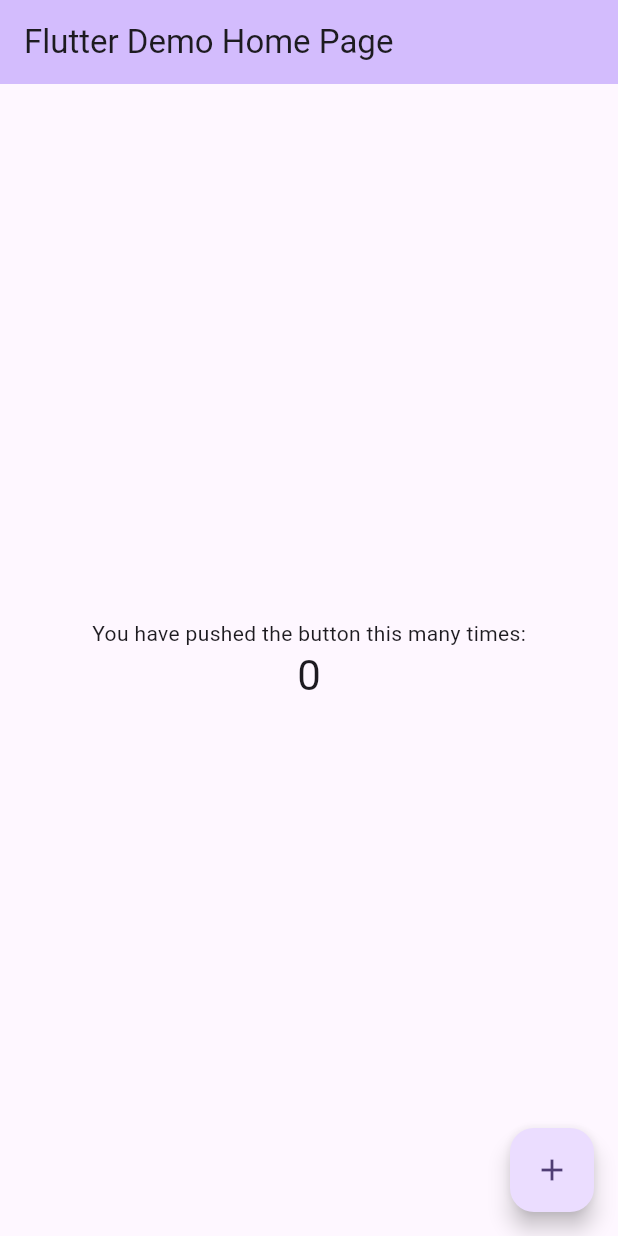
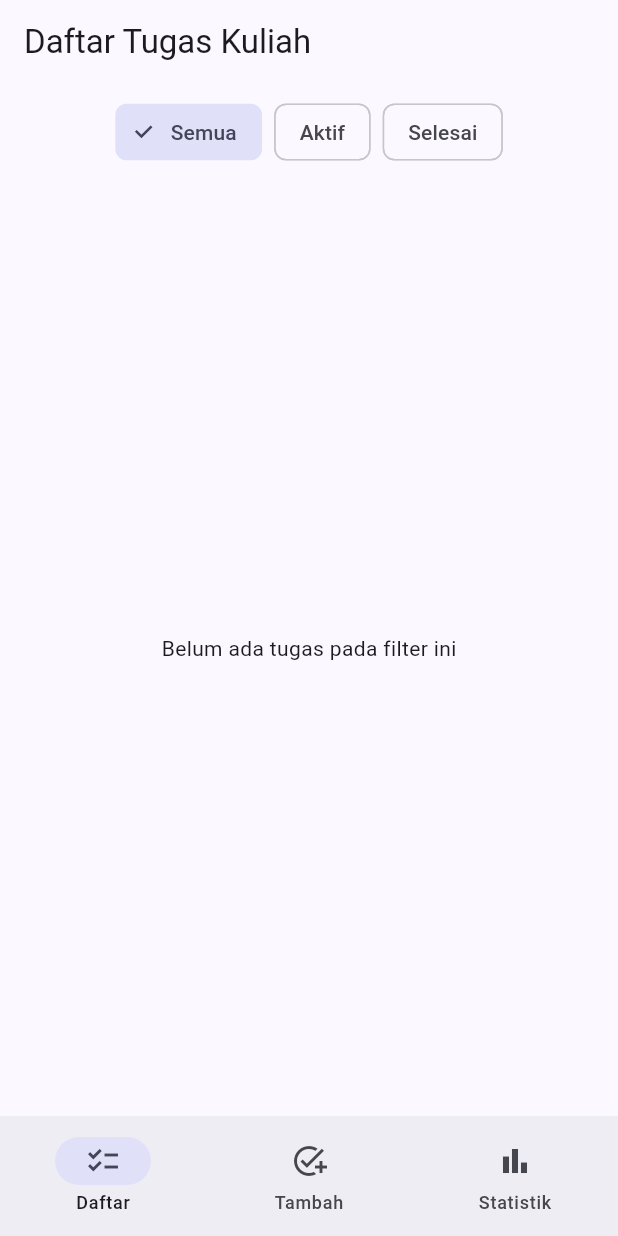
Before and after one commit to elgasari/pm-tugas-07-4243250039, a Flutter app: the screen it shows after launch, on a phone screen of 412 x 824 dp. Run offline on Flutter 3.47's test engine with Material 3 defaults, Android fonts, the phone set to English and light mode, and no system bars; our stand-ins replace go_router.

Commit message:
feat: buat halaman daftar, form tambah, statistik, dan navigasi go_router

```diff
--- a/lib/main.dart
+++ b/lib/main.dart
@@ -1,122 +1,100 @@
-import 'package:material_ui/material_ui.dart';
+import 'package:flutter/material.dart';
+import 'package:go_router/go_router.dart';
+import 'package:provider/provider.dart';
+import 'pages/halaman_daftar.dart';
+import 'pages/halaman_statistik.dart';
+import 'pages/halaman_tambah.dart';
+import 'providers/tugas_provider.dart';
 
 void main() {
-  runApp(const MyApp());
+  runApp(
+    ChangeNotifierProvider(
+      create: (_) => TugasProvider(),
+      child: const PlannerTugasApp(),
+    ),
+  );
 }
 
-class MyApp extends StatelessWidget {
-  const MyApp({super.key});
+final GoRouter _router = GoRouter(
+  initialLocation: '/daftar',
+  routes: [
+    StatefulShellRoute.indexedStack(
+      builder: (context, state, navigationShell) {
+        final jumlahAktif =
+            context.select((TugasProvider p) => p.jumlahAktif);
 
-  // This widget is the root of your application.
+        return Scaffold(
+          body: navigationShell,
+          bottomNavigationBar: NavigationBar(
+            selectedIndex: navigationShell.currentIndex,
+            onDestinationSelected: (index) => navigationShell.goBranch(
+              index,
+              initialLocation: index == navigationShell.currentIndex,
+            ),
+            destinations: [
+              NavigationDestination(
+                icon: Badge.count(
+                  count: jumlahAktif,
+                  isLabelVisible: jumlahAktif > 0,
+                  child: const Icon(Icons.checklist),
+                ),
+                label: 'Daftar',
+              ),
+              const NavigationDestination(
+                icon: Icon(Icons.add_task),
+                label: 'Tambah',
+              ),
+              const NavigationDestination(
+                icon: Icon(Icons.bar_chart),
+                label: 'Statistik',
+              ),
+            ],
+          ),
+        );
+      },
+      branches: [
+        StatefulShellBranch(
+          routes: [
+            GoRoute(
+              path: '/daftar',
+              builder: (context, state) => const HalamanDaftar(),
+            ),
+          ],
+        ),
+        StatefulShellBranch(
+          routes: [
+            GoRoute(
+              path: '/tambah',
+              builder: (context, state) => const HalamanTambah(),
+            ),
+          ],
+        ),
+        StatefulShellBranch(
+          routes: [
+            GoRoute(
+              path: '/statistik',
+              builder: (context, state) => const HalamanStatistik(),
+            ),
+          ],
+        ),
+      ],
+    ),
+  ],
+);
+
+class PlannerTugasApp extends StatelessWidget {
+  const PlannerTugasApp({super.key});
+
   @override
   Widget build(BuildContext context) {
-    return MaterialApp(
-      title: 'Flutter Demo',
+    return MaterialApp.router(
+      title: 'Planner Tugas Kuliah',
+      debugShowCheckedModeBanner: false,
       theme: ThemeData(
-        // This is the theme of your application.
-        //
-        // TRY THIS: Try running your application with "flutter run". You'll see
-        // the application has a purple toolbar. Then, without quitting the app,
-        // try changing the seedColor in the colorScheme below to Colors.green
-        // and then invoke "hot reload" (save your changes or press the "hot
-        // reload" button in a Flutter-supported IDE, or press "r" if you used
-        // the command line to start the app).
-        //
-        // Notice that the counter didn't reset back to zero; the application
-        // state is not lost during the reload. To reset the state, use hot
-        // restart instead.
-        //
-        // This works for code too, not just values: Most code changes can be
-        // tested with just a hot reload.
-        colorScheme: .fromSeed(seedColor: Colors.deepPurple),
+        colorScheme: ColorScheme.fromSeed(seedColor: Colors.indigo),
+        useMaterial3: true,
       ),
-      home: const MyHomePage(title: 'Flutter Demo Home Page'),
+      routerConfig: _router,
     );
   }
 }
-
-class MyHomePage extends StatefulWidget {
-  const MyHomePage({super.key, required this.title});
-
-  // This widget is the home page of your application. It is stateful, meaning
-  // that it has a State object (defined below) that contains fields that affect
-  // how it looks.
-
-  // This class is the configuration for the state. It holds the values (in this
-  // case the title) provided by the parent (in this case the App widget) and
-  // used by the build method of the State. Fields in a Widget subclass are
-  // always marked "final".
-
-  final String title;
-
-  @override
-  State<MyHomePage> createState() => _MyHomePageState();
-}
-
-class _MyHomePageState extends State<MyHomePage> {
-  int _counter = 0;
-
-  void _incrementCounter() {
-    setState(() {
-      // This call to setState tells the Flutter framework that something has
-      // changed in this State, which causes it to rerun the build method below
-      // so that the display can reflect the updated values. If we changed
-      // _counter without calling setState(), then the build method would not be
-      // called again, and so nothing would appear to happen.
-      _counter++;
-    });
-  }
-
-  @override
-  Widget build(BuildContext context) {
-    // This method is rerun every time setState is called, for instance as done
-    // by the _incrementCounter method above.
-    //
-    // The Flutter framework has been optimized to make rerunning build methods
-    // fast, so that you can just rebuild anything that needs updating rather
-    // than having to individually change instances of widgets.
-    return Scaffold(
-      appBar: AppBar(
-        // TRY THIS: Try changing the color here to a specific color (to
-        // Colors.amber, perhaps?) and trigger a hot reload to see the AppBar
-        // change color while the other colors stay the same.
-        backgroundColor: Theme.of(context).colorScheme.inversePrimary,
-        // Here we take the value from the MyHomePage object that was created by
-        // the App.build method, and use it to set our appbar title.
-        title: Text(widget.title),
-      ),
-      body: Center(
-        // Center is a layout widget. It takes a single child and positions it
-        // in the middle of the parent.
-        child: Column(
-          // Column is also a layout widget. It takes a list of children and
-          // arranges them vertically. By default, it sizes itself to fit its
-          // children horizontally, and tries to be as tall as its parent.
-          //
-          // Column has various properties to control how it sizes itself and
-          // how it positions its children. Here we use mainAxisAlignment to
-          // center the children vertically; the main axis here is the vertical
-          // axis because Columns are vertical (the cross axis would be
-          // horizontal).
-          //
-          // TRY THIS: Invoke "debug painting" (choose the "Toggle Debug Paint"
-          // action in the IDE, or press "p" in the console), to see the
-          // wireframe for each widget.
-          mainAxisAlignment: .center,
-          children: [
-            const Text('You have pushed the button this many times:'),
-            Text(
-              '$_counter',
-              style: Theme.of(context).textTheme.headlineMedium,
-            ),
-          ],
-        ),
-      ),
-      floatingActionButton: FloatingActionButton(
-        onPressed: _incrementCounter,
-        tooltip: 'Increment',
-        child: const Icon(Icons.add),
-      ),
-    );
-  }
-}
--- /dev/null
+++ b/lib/pages/halaman_daftar.dart
@@ -0,0 +1,103 @@
+import 'package:flutter/material.dart';
+import 'package:provider/provider.dart';
+import '../models/tugas_kuliah.dart';
+import '../providers/tugas_provider.dart';
+
+enum FilterTugas { semua, aktif, selesai }
+
+class HalamanDaftar extends StatefulWidget {
+  const HalamanDaftar({super.key});
+
+  @override
+  State<HalamanDaftar> createState() => _HalamanDaftarState();
+}
+
+class _HalamanDaftarState extends State<HalamanDaftar> {
+  FilterTugas _filterAktif = FilterTugas.semua; // Ephemeral state (setState)
+
+  String _formatTanggal(DateTime dt) {
+    final d = dt.day.toString().padLeft(2, '0');
+    final m = dt.month.toString().padLeft(2, '0');
+    return '$d/$m/${dt.year}';
+  }
+
+  @override
+  Widget build(BuildContext context) {
+    final provider = context.watch<TugasProvider>();
+    final List<TugasKuliah> tugasTersaring = provider.semuaTugas.where((item) {
+      switch (_filterAktif) {
+        case FilterTugas.semua:
+          return true;
+        case FilterTugas.aktif:
+          return !item.selesai;
+        case FilterTugas.selesai:
+          return item.selesai;
+      }
+    }).toList();
+
+    return Scaffold(
+      appBar: AppBar(title: const Text('Daftar Tugas Kuliah')),
+      body: Column(
+        children: [
+          Padding(
+            padding: const EdgeInsets.symmetric(horizontal: 16, vertical: 8),
+            child: Wrap(
+              spacing: 8,
+              children: [
+                FilterChip(
+                  label: const Text('Semua'),
+                  selected: _filterAktif == FilterTugas.semua,
+                  onSelected: (_) => setState(() => _filterAktif = FilterTugas.semua),
+                ),
+                FilterChip(
+                  label: const Text('Aktif'),
+                  selected: _filterAktif == FilterTugas.aktif,
+                  onSelected: (_) => setState(() => _filterAktif = FilterTugas.aktif),
+                ),
+                FilterChip(
+                  label: const Text('Selesai'),
+                  selected: _filterAktif == FilterTugas.selesai,
+                  onSelected: (_) => setState(() => _filterAktif = FilterTugas.selesai),
+                ),
+              ],
+            ),
+          ),
+          Expanded(
+            child: tugasTersaring.isEmpty
+                ? const Center(child: Text('Belum ada tugas pada filter ini'))
+                : ListView.separated(
+                    itemCount: tugasTersaring.length,
+                    separatorBuilder: (_, _) => const Divider(height: 1),
+                    itemBuilder: (context, index) {
+                      final tugas = tugasTersaring[index];
+                      return ListTile(
+                        leading: Checkbox(
+                          value: tugas.selesai,
+                          onChanged: (_) =>
+                              context.read<TugasProvider>().toggleSelesai(tugas.id),
+                        ),
+                        title: Text(
+                          tugas.judul,
+                          style: TextStyle(
+                            decoration: tugas.selesai
+                                ? TextDecoration.lineThrough
+                                : TextDecoration.none,
+                          ),
+                        ),
+                        subtitle: Text(
+                          '${tugas.mataKuliah} • Tenggat: ${_formatTanggal(tugas.tenggat)}',
+                        ),
+                        trailing: IconButton(
+                          icon: const Icon(Icons.delete_outline),
+                          onPressed: () =>
+                              context.read<TugasProvider>().hapusTugas(tugas.id),
+                        ),
+                      );
+                    },
+                  ),
+          ),
+        ],
+      ),
+    );
+  }
+}
```
Also changed, not shown: lib/pages/halaman_statistik.dart (added, +55 -0 lines), lib/pages/halaman_tambah.dart (added, +112 -0 lines).
